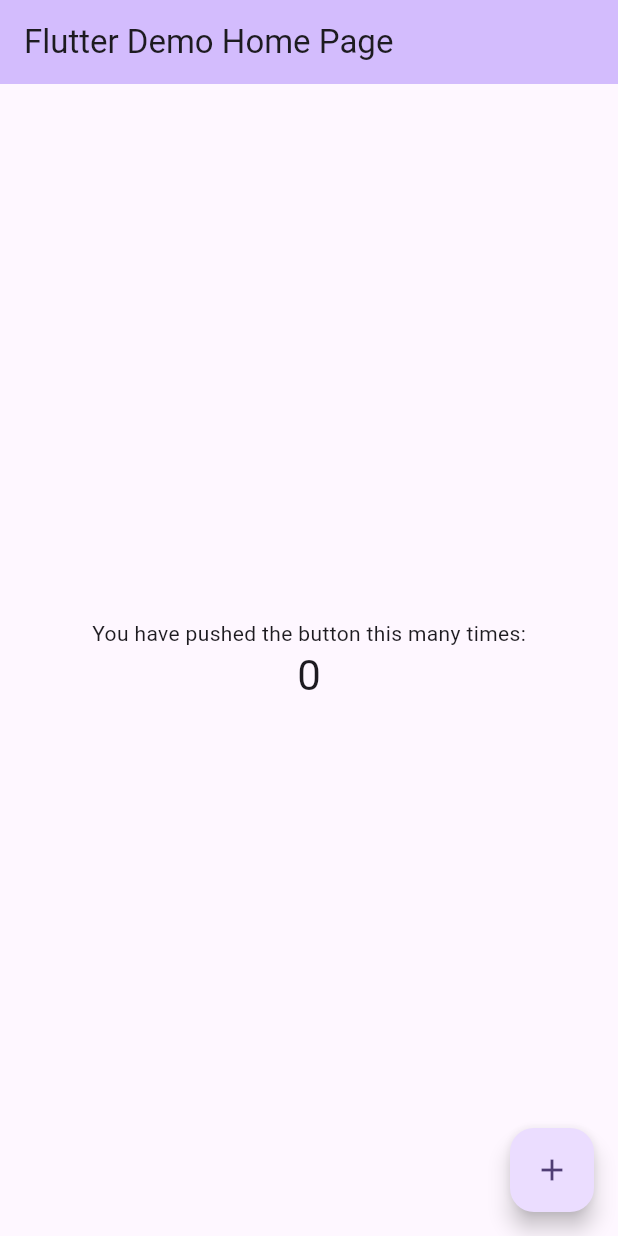
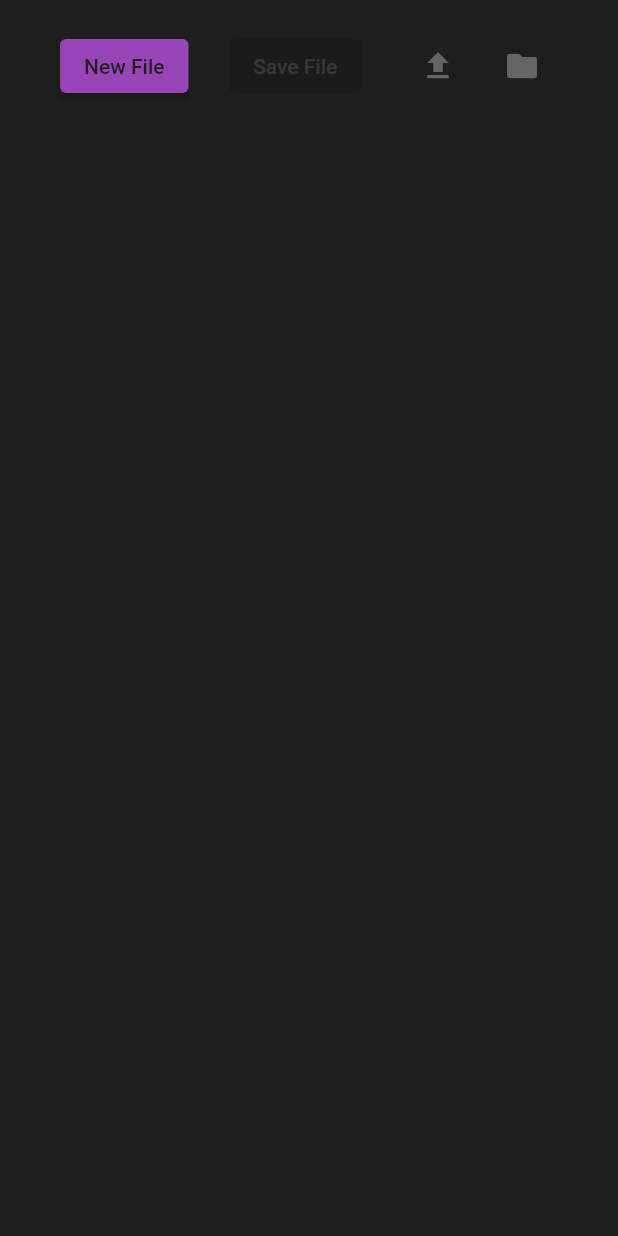
Before and after one commit to kihyun1998/meta_note, a Flutter app: the screen it shows after launch, on a phone screen of 412 x 824 dp. Run offline on Flutter 3.47's test engine with Material 2 defaults, Android fonts, the phone set to English and light mode, and no system bars.

Commit message:
커스텀 버튼

```diff
--- a/lib/main.dart
+++ b/lib/main.dart
@@ -1,4 +1,5 @@
 import 'package:flutter/material.dart';
+import 'package:meta_note/screens/home_screen.dart';
 
 void main() {
   runApp(const MyApp());
@@ -7,119 +8,11 @@
 class MyApp extends StatelessWidget {
   const MyApp({super.key});
 
-  // This widget is the root of your application.
   @override
   Widget build(BuildContext context) {
-    return MaterialApp(
-      title: 'Flutter Demo',
-      theme: ThemeData(
-        // This is the theme of your application.
-        //
-        // TRY THIS: Try running your application with "flutter run". You'll see
-        // the application has a blue toolbar. Then, without quitting the app,
-        // try changing the seedColor in the colorScheme below to Colors.green
-        // and then invoke "hot reload" (save your changes or press the "hot
-        // reload" button in a Flutter-supported IDE, or press "r" if you used
-        // the command line to start the app).
-        //
-        // Notice that the counter didn't reset back to zero; the application
-        // state is not lost during the reload. To reset the state, use hot
-        // restart instead.
-        //
-        // This works for code too, not just values: Most code changes can be
-        // tested with just a hot reload.
-        colorScheme: ColorScheme.fromSeed(seedColor: Colors.deepPurple),
-        useMaterial3: true,
-      ),
-      home: const MyHomePage(title: 'Flutter Demo Home Page'),
+    return const MaterialApp(
+      debugShowCheckedModeBanner: false,
+      home: HomeScreen(),
     );
   }
 }
-
-class MyHomePage extends StatefulWidget {
-  const MyHomePage({super.key, required this.title});
-
-  // This widget is the home page of your application. It is stateful, meaning
-  // that it has a State object (defined below) that contains fields that affect
-  // how it looks.
-
-  // This class is the configuration for the state. It holds the values (in this
-  // case the title) provided by the parent (in this case the App widget) and
-  // used by the build method of the State. Fields in a Widget subclass are
-  // always marked "final".
-
-  final String title;
-
-  @override
-  State<MyHomePage> createState() => _MyHomePageState();
-}
-
-class _MyHomePageState extends State<MyHomePage> {
-  int _counter = 0;
-
-  void _incrementCounter() {
-    setState(() {
-      // This call to setState tells the Flutter framework that something has
-      // changed in this State, which causes it to rerun the build method below
-      // so that the display can reflect the updated values. If we changed
-      // _counter without calling setState(), then the build method would not be
-      // called again, and so nothing would appear to happen.
-      _counter++;
-    });
-  }
-
-  @override
-  Widget build(BuildContext context) {
-    // This method is rerun every time setState is called, for instance as done
-    // by the _incrementCounter method above.
-    //
-    // The Flutter framework has been optimized to make rerunning build methods
-    // fast, so that you can just rebuild anything that needs updating rather
-    // than having to individually change instances of widgets.
-    return Scaffold(
-      appBar: AppBar(
-        // TRY THIS: Try changing the color here to a specific color (to
-        // Colors.amber, perhaps?) and trigger a hot reload to see the AppBar
-        // change color while the other colors stay the same.
-        backgroundColor: Theme.of(context).colorScheme.inversePrimary,
-        // Here we take the value from the MyHomePage object that was created by
-        // the App.build method, and use it to set our appbar title.
-        title: Text(widget.title),
-      ),
-      body: Center(
-        // Center is a layout widget. It takes a single child and positions it
-        // in the middle of the parent.
-        child: Column(
-          // Column is also a layout widget. It takes a list of children and
-          // arranges them vertically. By default, it sizes itself to fit its
-          // children horizontally, and tries to be as tall as its parent.
-          //
-          // Column has various properties to control how it sizes itself and
-          // how it positions its children. Here we use mainAxisAlignment to
-          // center the children vertically; the main axis here is the vertical
-          // axis because Columns are vertical (the cross axis would be
-          // horizontal).
-          //
-          // TRY THIS: Invoke "debug painting" (choose the "Toggle Debug Paint"
-          // action in the IDE, or press "p" in the console), to see the
-          // wireframe for each widget.
-          mainAxisAlignment: MainAxisAlignment.center,
-          children: <Widget>[
-            const Text(
-              'You have pushed the button this many times:',
-            ),
-            Text(
-              '$_counter',
-              style: Theme.of(context).textTheme.headlineMedium,
-            ),
-          ],
-        ),
-      ),
-      floatingActionButton: FloatingActionButton(
-        onPressed: _incrementCounter,
-        tooltip: 'Increment',
-        child: const Icon(Icons.add),
-      ), // This trailing comma makes auto-formatting nicer for build methods.
-    );
-  }
-}
--- /dev/null
+++ b/lib/screens/home_screen.dart
@@ -0,0 +1,73 @@
+import "package:flutter/material.dart";
+import "package:meta_note/utils/app_styles.dart";
+
+class HomeScreen extends StatefulWidget {
+  const HomeScreen({super.key});
+
+  @override
+  State<HomeScreen> createState() => _HomeScreenState();
+}
+
+class _HomeScreenState extends State<HomeScreen> {
+  @override
+  Widget build(BuildContext context) {
+    return Scaffold(
+      backgroundColor: AppTheme.dark,
+      body: Padding(
+        padding: const EdgeInsets.symmetric(horizontal: 40.0, vertical: 20.0),
+        child: Column(
+          children: [
+            Row(
+              mainAxisAlignment: MainAxisAlignment.spaceBetween,
+              children: [
+                _mainButton(() => null, 'New File'),
+                _mainButton(null, 'Save File'),
+                Row(
+                  children: [
+                    _actionButton(() => null, Icons.file_upload),
+                    const SizedBox(width: 8),
+                    _actionButton(() => null, Icons.folder),
+                  ],
+                )
+              ],
+            ),
+            const SizedBox(height: 20),
+          ],
+        ),
+      ),
+    );
+  }
+
+// _mainButton 기본적인 메인 버튼 위젯
+// onPressed : 눌렀을 때 동작하는 함수
+// text : 표시될 문자열
+  ElevatedButton _mainButton(Function()? onPressed, String text) {
+    return ElevatedButton(
+      onPressed: onPressed,
+      style: _buttonStyle(),
+      child: Text(text),
+    );
+  }
+
+// _actionButton 아이콘 버튼 위젯
+// onPressed : 눌렀을 때 동작하는 함수
+// icon : Icons. 으로 값을 받는다.
+  IconButton _actionButton(Function()? onPressed, IconData icon) {
+    return IconButton(
+      onPressed: onPressed,
+      splashRadius: 20,
+      splashColor: AppTheme.splash,
+      icon: Icon(icon),
+      color: AppTheme.medium,
+    );
+  }
+
+  ButtonStyle _buttonStyle() {
+    return ElevatedButton.styleFrom(
+      backgroundColor: AppTheme.accent,
+      foregroundColor: AppTheme.dark,
+      disabledBackgroundColor: AppTheme.disabledBackgroundColor,
+      disabledForegroundColor: AppTheme.disabledForegroundColor,
+    );
+  }
+}
--- /dev/null
+++ b/lib/utils/app_styles.dart
@@ -0,0 +1,11 @@
+import "package:flutter/material.dart";
+
+class AppTheme {
+  static const Color dark = Color(0xFF1E1E1E);
+  static const Color medium = Color(0x50FFFFFF); // dark & light 모두 사용가능한 중간 흰색
+  static const Color splash = Color(0xFF9b59b6);
+  static const Color accent = Color.fromARGB(255, 150, 68, 182);
+
+  static const Color disabledBackgroundColor = Colors.black12;
+  static const Color disabledForegroundColor = Colors.white12;
+}
```
